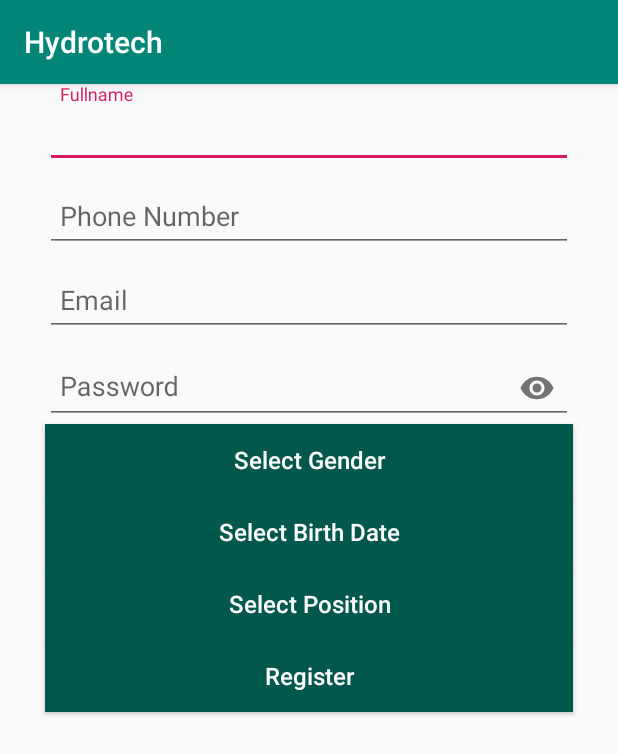
After one commit to jaballogian/tugas-akhir, an Android app: the ActivityRegister screen opened directly, with no data from a screen before it, on a phone screen of 412 x 824 dp. The commit adds this screen. Shown: the top 754 px of the screen. Run offline under Robolectric (Android 15) with nearby library versions, the phone set to English and light mode, and no system bars.

Commit message:
activity login, register, register device, and splash screen is initialized

```diff
--- a/app/src/main/AndroidManifest.xml
+++ b/app/src/main/AndroidManifest.xml
@@ -9,7 +9,11 @@
         android:roundIcon="@mipmap/ic_launcher_round"
         android:supportsRtl="true"
         android:theme="@style/AppTheme">
-        <activity android:name=".MainActivity">
+        <activity android:name=".ActivityRegisterDevice"></activity>
+        <activity android:name=".ActivityRegister" />
+        <activity android:name=".ActivityLogin" />
+        <activity android:name=".ActivitySplashScreen" />
+        <activity android:name=".ActivityMain">
             <intent-filter>
                 <action android:name="android.intent.action.MAIN" />
 
--- a/app/src/main/java/com/example/tugasakhir/MainActivity.java
+++ b/app/src/main/java/com/example/tugasakhir/ActivityMain.java
@@ -3,7 +3,7 @@ package com.example.tugasakhir;
 import android.support.v7.app.AppCompatActivity;
 import android.os.Bundle;
 
-public class MainActivity extends AppCompatActivity {
+public class ActivityMain extends AppCompatActivity {
 
     @Override
     protected void onCreate(Bundle savedInstanceState) {
--- /dev/null
+++ b/app/src/main/java/com/example/tugasakhir/ActivityRegister.java
@@ -0,0 +1,13 @@
+package com.example.tugasakhir;
+
+import android.support.v7.app.AppCompatActivity;
+import android.os.Bundle;
+
+public class ActivityRegister extends AppCompatActivity {
+
+    @Override
+    protected void onCreate(Bundle savedInstanceState) {
+        super.onCreate(savedInstanceState);
+        setContentView(R.layout.activity_register);
+    }
+}
--- /dev/null
+++ b/app/src/main/res/drawable/ic_remove_red_eye_black_24dp.xml
@@ -0,0 +1,9 @@
+<vector xmlns:android="http://schemas.android.com/apk/res/android"
+        android:width="24dp"
+        android:height="24dp"
+        android:viewportWidth="24.0"
+        android:viewportHeight="24.0">
+    <path
+        android:fillColor="#FF000000"
+        android:pathData="M12,4.5C7,4.5 2.73,7.61 1,12c1.73,4.39 6,7.5 11,7.5s9.27,-3.11 11,-7.5c-1.73,-4.39 -6,-7.5 -11,-7.5zM12,17c-2.76,0 -5,-2.24 -5,-5s2.24,-5 5,-5 5,2.24 5,5 -2.24,5 -5,5zM12,9c-1.66,0 -3,1.34 -3,3s1.34,3 3,3 3,-1.34 3,-3 -1.34,-3 -3,-3z"/>
+</vector>
--- a/app/src/main/res/layout/activity_main.xml
+++ b/app/src/main/res/layout/activity_main.xml
@@ -4,7 +4,7 @@
     xmlns:tools="http://schemas.android.com/tools"
     android:layout_width="match_parent"
     android:layout_height="match_parent"
-    tools:context=".MainActivity">
+    tools:context=".ActivityMain">
 
     <TextView
         android:layout_width="wrap_content"
--- /dev/null
+++ b/app/src/main/res/layout/activity_register.xml
@@ -0,0 +1,147 @@
+<?xml version="1.0" encoding="utf-8"?>
+<LinearLayout
+    xmlns:android="http://schemas.android.com/apk/res/android"
+    xmlns:app="http://schemas.android.com/apk/res-auto"
+    xmlns:tools="http://schemas.android.com/tools"
+    android:layout_width="match_parent"
+    android:layout_height="match_parent"
+    tools:context=".ActivityRegister"
+    android:orientation="vertical">
+
+    <android.support.design.widget.TextInputLayout
+        android:id="@+id/fullnameTextInputLayoutActivityRegister"
+        android:layout_width="match_parent"
+        android:layout_height="wrap_content"
+        android:layout_marginRight="30dp"
+        android:layout_marginLeft="30dp">
+
+        <android.support.design.widget.TextInputEditText
+            android:id="@+id/fullnameEditTextActivityLogin"
+            android:layout_width="match_parent"
+            android:layout_height="wrap_content"
+            android:hint="@string/fullname"
+            android:inputType="text"
+            android:paddingLeft="10dp"
+            android:paddingRight="10dp"
+            android:textSize="18sp"
+            android:textColor="@color/colorPrimaryDark"/>
+
+    </android.support.design.widget.TextInputLayout>
+
+    <android.support.design.widget.TextInputLayout
+        android:id="@+id/phoneNumberTextInputLayoutActivityLogin"
+        android:layout_below="@+id/passwordTextInputLayoutActivitySignUp"
+        android:layout_width="match_parent"
+        android:layout_height="wrap_content"
+        android:layout_marginRight="30dp"
+        android:layout_marginLeft="30dp">
+
+        <android.support.design.widget.TextInputEditText
+            android:id="@+id/phoneNumberEditTextActivityLogin"
+            android:layout_width="match_parent"
+            android:layout_height="wrap_content"
+            android:hint="@string/phone_number"
+            android:inputType="number"
+            android:paddingLeft="10dp"
+            android:paddingRight="10dp"
+            android:textSize="18sp"
+            android:textColor="@color/colorPrimaryDark"/>
+
+    </android.support.design.widget.TextInputLayout>
+
+
+    <android.support.design.widget.TextInputLayout
+        android:id="@+id/emailTextInputLayoutActivitySignUp"
+        android:layout_width="match_parent"
+        android:layout_height="wrap_content"
+        android:layout_marginRight="30dp"
+        android:layout_marginLeft="30dp">
+
+        <android.support.design.widget.TextInputEditText
+            android:id="@+id/emailEditTextActivityLogin"
+            android:layout_width="match_parent"
+            android:layout_height="wrap_content"
+            android:hint="@string/email"
+            android:inputType="textEmailAddress"
+            android:paddingLeft="10dp"
+            android:paddingRight="10dp"
+            android:textSize="18sp"
+            android:textColor="@color/colorPrimaryDark"/>
+
+    </android.support.design.widget.TextInputLayout>
+
+    <android.support.design.widget.TextInputLayout
+        android:id="@+id/passwordTextInputLayoutActivitySignUp"
+        android:layout_below="@+id/emailTextInputLayoutActivitySignUp"
+        android:layout_width="match_parent"
+        android:layout_height="wrap_content"
+        android:layout_marginRight="30dp"
+        android:layout_marginLeft="30dp"
+        app:passwordToggleEnabled="true"
+        app:passwordToggleDrawable="@drawable/ic_remove_red_eye_black_24dp">
+
+        <android.support.design.widget.TextInputEditText
+            android:id="@+id/passwordEditTextActivityLogin"
+            android:layout_width="match_parent"
+            android:layout_height="wrap_content"
+            android:hint="@string/password"
+            android:inputType="textPassword"
+            android:paddingLeft="10dp"
+            android:paddingRight="10dp"
+            android:textColor="@color/colorPrimaryDark"
+            android:textSize="18sp" />
+
+    </android.support.design.widget.TextInputLayout>
+
+    <Button
+        android:layout_width="match_parent"
+        android:layout_height="wrap_content"
+        android:id="@+id/selectGenderButtonActivityRegister"
+        android:text="@string/select_gender"
+        android:textAllCaps="false"
+        android:layout_marginRight="30dp"
+        android:layout_marginLeft="30dp"
+        android:padding="10dp"
+        android:textSize="16sp"
+        android:background="@color/colorPrimaryDark"
+        android:textColor="@color/white"/>
+
+    <Button
+        android:layout_width="match_parent"
+        android:layout_height="wrap_content"
+        android:id="@+id/selectBirthDateButtonActivityRegister"
+        android:text="@string/select_birth_date"
+        android:textAllCaps="false"
+        android:layout_marginRight="30dp"
+        android:layout_marginLeft="30dp"
+        android:padding="10dp"
+        android:textSize="16sp"
+        android:background="@color/colorPrimaryDark"
+        android:textColor="@color/white"/>
+
+    <Button
+        android:layout_width="match_parent"
+        android:layout_height="wrap_content"
+        android:id="@+id/selectPositionButtonActivityRegister"
+        android:text="@string/select_position"
+        android:textAllCaps="false"
+        android:layout_marginRight="30dp"
+        android:layout_marginLeft="30dp"
+        android:padding="10dp"
+        android:textSize="16sp"
+        android:background="@color/colorPrimaryDark"
+        android:textColor="@color/white"/>
+
+    <Button
+        android:layout_width="match_parent"
+        android:layout_height="wrap_content"
+        android:id="@+id/registerButtonActivityRegister"
+        android:text="@string/register"
+        android:textAllCaps="false"
+        android:layout_marginRight="30dp"
+        android:layout_marginLeft="30dp"
+        android:padding="10dp"
+        android:textSize="16sp"
+        android:background="@color/colorPrimaryDark"
+        android:textColor="@color/white"/>
+</LinearLayout>
--- a/app/src/main/res/values/colors.xml
+++ b/app/src/main/res/values/colors.xml
@@ -3,4 +3,8 @@
     <color name="colorPrimary">#008577</color>
     <color name="colorPrimaryDark">#00574B</color>
     <color name="colorAccent">#D81B60</color>
+
+    <color name="white">#FFFFFF</color>
+    <color name="black">#000000</color>
+    <color name="ligthGreenA700">#76ff03</color>
 </resources>
--- a/app/src/main/res/values/strings.xml
+++ b/app/src/main/res/values/strings.xml
@@ -1,3 +1,16 @@
 <resources>
-    <string name="app_name">Tugas Akhir</string>
+    <string name="app_name">Hydrotech</string>
+    <string name="username">Username</string>
+    <string name="password">Password</string>
+    <string name="login">Login</string>
+    <string name="email">Email</string>
+    <string name="fullname">Fullname</string>
+    <string name="phone_number">Phone Number</string>
+    <string name="register">Register</string>
+    <string name="select_gender">Select Gender</string>
+    <string name="select_birth_date">Select Birth Date</string>
+    <string name="select_position">Select Position</string>
+    <string name="dont_have_an_account_register_here">Don\'t have an account? Register here</string>
+    <string name="serial_number">Serial Number</string>
+    <string name="dont_have_a_device_buy_here">Don\'t have a device? Buy here</string>
 </resources>
--- a/build.gradle
+++ b/build.gradle
@@ -8,6 +8,7 @@ buildscript {
     }
     dependencies {
         classpath 'com.android.tools.build:gradle:3.4.1'
+        classpath 'com.google.gms:google-services:4.2.0'
 
         // NOTE: Do not place your application dependencies here; they belong
         // in the individual module build.gradle files
```
Also changed, not shown: app/build.gradle (+11 -0 lines), app/src/main/java/com/example/tugasakhir/ActivityLogin.java (added, +13 -0 lines), app/src/main/java/com/example/tugasakhir/ActivityRegisterDevice.java (added, +13 -0 lines), app/src/main/java/com/example/tugasakhir/ActivitySplashScreen.java (added, +39 -0 lines), app/src/main/res/layout/activity_login.xml (added, +68 -0 lines), app/src/main/res/layout/activity_register_device.xml (added, +67 -0 lines), app/src/main/res/layout/activity_splash_screen.xml (added, +30 -0 lines), app/src/main/assets/PRODUCT_SANS.ttf (added).
